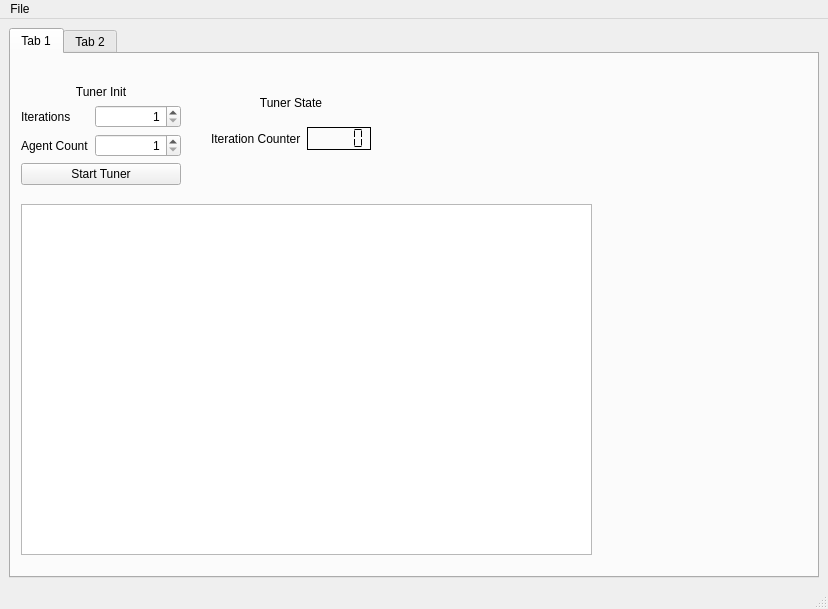
The window that uis/GUI_v1.ui (JakubBurczyk/Evolutionary_PID_Tuner) describes before a commit, drawn with Qt 5.
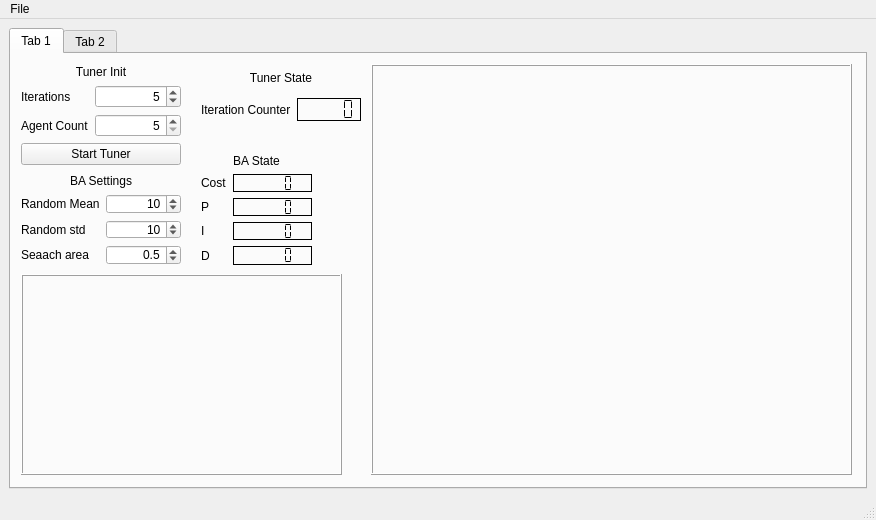
The same window after the commit.

Commit message: GUI params, displays, plots, ALGO: cost function, params

Patch:
```diff
--- a/uis/GUI_v1.ui
+++ b/uis/GUI_v1.ui
@@ -6,8 +6,8 @@
    <rect>
     <x>0</x>
     <y>0</y>
-    <width>828</width>
-    <height>609</height>
+    <width>876</width>
+    <height>520</height>
    </rect>
   </property>
   <property name="windowTitle">
@@ -15,7 +15,7 @@
   </property>
   <widget class="QWidget" name="centralwidget">
    <layout class="QGridLayout" name="gridLayout">
-    <item row="0" column="1">
+    <item row="0" column="0">
      <widget class="QTabWidget" name="tabWidget">
       <property name="currentIndex">
        <number>0</number>
@@ -28,7 +28,7 @@
         <property name="geometry">
          <rect>
           <x>10</x>
-          <y>30</y>
+          <y>10</y>
           <width>160</width>
           <height>101</height>
          </rect>
@@ -64,6 +64,9 @@
              <property name="maximum">
               <number>999999999</number>
              </property>
+             <property name="value">
+              <number>5</number>
+             </property>
             </widget>
            </item>
            <item row="1" column="0">
@@ -79,11 +82,14 @@
               <set>Qt::AlignRight|Qt::AlignTrailing|Qt::AlignVCenter</set>
              </property>
              <property name="minimum">
-              <number>1</number>
+              <number>5</number>
              </property>
              <property name="maximum">
               <number>999999999</number>
              </property>
+             <property name="value">
+              <number>5</number>
+             </property>
             </widget>
            </item>
           </layout>
@@ -100,10 +106,10 @@
        <widget class="QWidget" name="verticalLayoutWidget_2">
         <property name="geometry">
          <rect>
-          <x>200</x>
-          <y>30</y>
+          <x>190</x>
+          <y>10</y>
           <width>160</width>
-          <height>80</height>
+          <height>61</height>
          </rect>
         </property>
         <layout class="QVBoxLayout" name="verticalLayout">
@@ -146,14 +152,246 @@
          </item>
         </layout>
        </widget>
-       <widget class="QTextBrowser" name="textBrowser">
+       <widget class="QWidget" name="verticalLayoutWidget_3">
         <property name="geometry">
          <rect>
           <x>10</x>
-          <y>150</y>
-          <width>571</width>
-          <height>351</height>
+          <y>120</y>
+          <width>160</width>
+          <height>91</height>
          </rect>
+        </property>
+        <layout class="QVBoxLayout" name="verticalLayout_tunerInit_2">
+         <item>
+          <widget class="QLabel" name="label_tunerInit_2">
+           <property name="text">
+            <string>BA Settings</string>
+           </property>
+           <property name="alignment">
+            <set>Qt::AlignCenter</set>
+           </property>
+          </widget>
+         </item>
+         <item>
+          <layout class="QFormLayout" name="formLayout_2">
+           <item row="0" column="0">
+            <widget class="QLabel" name="label_mean">
+             <property name="text">
+              <string>Random Mean</string>
+             </property>
+            </widget>
+           </item>
+           <item row="0" column="1">
+            <widget class="QSpinBox" name="spinBox_mean">
+             <property name="alignment">
+              <set>Qt::AlignRight|Qt::AlignTrailing|Qt::AlignVCenter</set>
+             </property>
+             <property name="minimum">
+              <number>1</number>
+             </property>
+             <property name="maximum">
+              <number>999999999</number>
+             </property>
+             <property name="value">
+              <number>10</number>
+             </property>
+            </widget>
+           </item>
+           <item row="1" column="0">
+            <widget class="QLabel" name="label_std">
+             <property name="text">
+              <string>Random std</string>
+             </property>
+            </widget>
+           </item>
+           <item row="1" column="1">
+            <widget class="QSpinBox" name="spinBox_std">
+             <property name="alignment">
+              <set>Qt::AlignRight|Qt::AlignTrailing|Qt::AlignVCenter</set>
+             </property>
+             <property name="minimum">
+              <number>1</number>
+             </property>
+             <property name="maximum">
+              <number>999999999</number>
+             </property>
+             <property name="value">
+              <number>10</number>
+             </property>
+            </widget>
+           </item>
+           <item row="2" column="0">
+            <widget class="QLabel" name="label_search">
+             <property name="text">
+              <string>Seaach area</string>
+             </property>
+            </widget>
+           </item>
+           <item row="2" column="1">
+            <widget class="QDoubleSpinBox" name="doubleSpinBox_search">
+             <property name="alignment">
+              <set>Qt::AlignRight|Qt::AlignTrailing|Qt::AlignVCenter</set>
+             </property>
+             <property name="decimals">
+              <number>1</number>
+             </property>
+             <property name="singleStep">
+              <double>0.100000000000000</double>
+             </property>
+             <property name="value">
+              <double>0.500000000000000</double>
+             </property>
+            </widget>
+           </item>
+          </layout>
+         </item>
+        </layout>
+       </widget>
+       <widget class="QWidget" name="verticalLayoutWidget_4">
+        <property name="geometry">
+         <rect>
+          <x>190</x>
+          <y>100</y>
+          <width>111</width>
+          <height>111</height>
+         </rect>
+        </property>
+        <layout class="QVBoxLayout" name="verticalLayout_2">
+         <item>
+          <widget class="QLabel" name="label_2">
+           <property name="layoutDirection">
+            <enum>Qt::LeftToRight</enum>
+           </property>
+           <property name="text">
+            <string>BA State</string>
+           </property>
+           <property name="alignment">
+            <set>Qt::AlignCenter</set>
+           </property>
+          </widget>
+         </item>
+         <item>
+          <layout class="QFormLayout" name="formLayout_4">
+           <item row="0" column="0">
+            <widget class="QLabel" name="label_cost">
+             <property name="text">
+              <string>Cost</string>
+             </property>
+            </widget>
+           </item>
+           <item row="0" column="1">
+            <widget class="QLCDNumber" name="lcdNumber_cost">
+             <property name="frameShape">
+              <enum>QFrame::Box</enum>
+             </property>
+             <property name="frameShadow">
+              <enum>QFrame::Plain</enum>
+             </property>
+             <property name="segmentStyle">
+              <enum>QLCDNumber::Flat</enum>
+             </property>
+            </widget>
+           </item>
+           <item row="1" column="1">
+            <widget class="QLCDNumber" name="lcdNumber_P">
+             <property name="frameShape">
+              <enum>QFrame::Box</enum>
+             </property>
+             <property name="frameShadow">
+              <enum>QFrame::Plain</enum>
+             </property>
+             <property name="segmentStyle">
+              <enum>QLCDNumber::Flat</enum>
+             </property>
+            </widget>
+           </item>
+           <item row="2" column="0">
+            <widget class="QLabel" name="label_I">
+             <property name="text">
+              <string>I</string>
+             </property>
+            </widget>
+           </item>
+           <item row="2" column="1">
+            <widget class="QLCDNumber" name="lcdNumber_I">
+             <property name="frameShape">
+              <enum>QFrame::Box</enum>
+             </property>
+             <property name="frameShadow">
+              <enum>QFrame::Plain</enum>
+             </property>
+             <property name="segmentStyle">
+              <enum>QLCDNumber::Flat</enum>
+             </property>
+            </widget>
+           </item>
+           <item row="3" column="0">
+            <widget class="QLabel" name="label_D">
+             <property name="text">
+              <string>D</string>
+             </property>
+            </widget>
+           </item>
+           <item row="3" column="1">
+            <widget class="QLCDNumber" name="lcdNumber_D">
+             <property name="frameShape">
+              <enum>QFrame::Box</enum>
+             </property>
+             <property name="frameShadow">
+              <enum>QFrame::Plain</enum>
+             </property>
+             <property name="segmentStyle">
+              <enum>QLCDNumber::Flat</enum>
+             </property>
+            </widget>
+           </item>
+           <item row="1" column="0">
+            <widget class="QLabel" name="label_P">
+             <property name="text">
+              <string>P</string>
+             </property>
+            </widget>
+           </item>
+          </layout>
+         </item>
+        </layout>
+       </widget>
+       <widget class="QLabel" name="label_pixmap_costs">
+        <property name="geometry">
+         <rect>
+          <x>360</x>
+          <y>10</y>
+          <width>481</width>
+          <height>411</height>
+         </rect>
+        </property>
+        <property name="frameShape">
+         <enum>QFrame::Box</enum>
+        </property>
+        <property name="frameShadow">
+         <enum>QFrame::Raised</enum>
+        </property>
+        <property name="text">
+         <string/>
+        </property>
+       </widget>
+       <widget class="QLabel" name="label_pixmap_response">
+        <property name="geometry">
+         <rect>
+          <x>10</x>
+          <y>220</y>
+          <width>321</width>
+          <height>201</height>
+         </rect>
+        </property>
+        <property name="frameShape">
+         <enum>QFrame::Box</enum>
+        </property>
+        <property name="frameShadow">
+         <enum>QFrame::Raised</enum>
+        </property>
+        <property name="text">
+         <string/>
         </property>
        </widget>
       </widget>
@@ -171,7 +409,7 @@
     <rect>
      <x>0</x>
      <y>0</y>
-     <width>828</width>
+     <width>876</width>
      <height>21</height>
     </rect>
    </property>
```
The commit also changes 8 other files.
